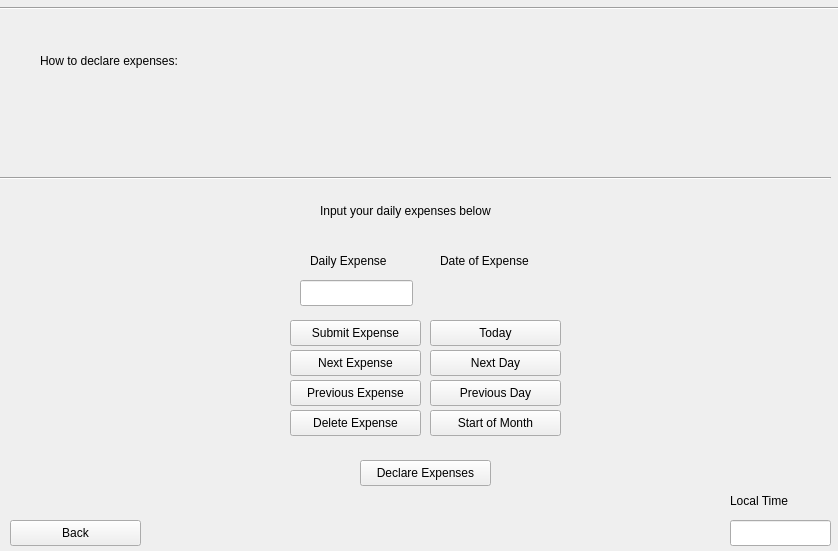
Qt form src/ui/expensewindow.ui (Mihael0/finance_manager_qt) before a commit.
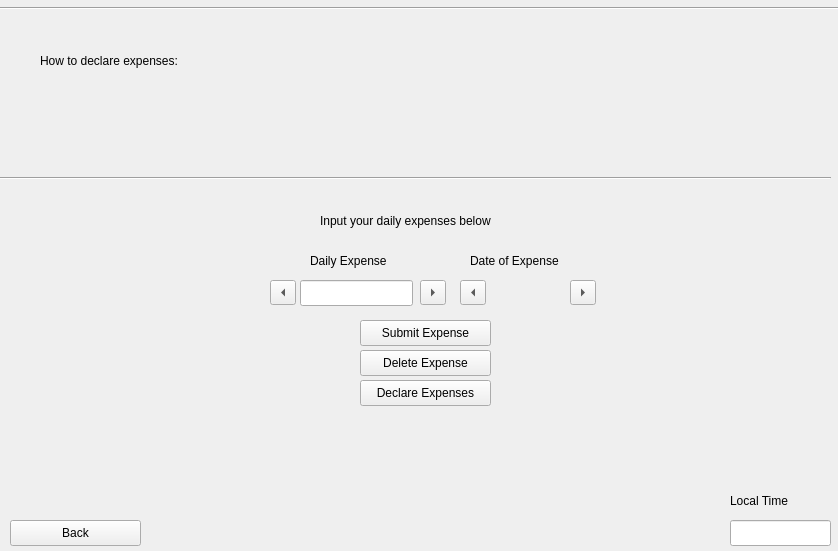
The same form after that commit.

Commit message: Added the nextExpense and previousExpense functionality

Diff of the .ui file:
```diff
--- a/src/ui/expensewindow.ui
+++ b/src/ui/expensewindow.ui
@@ -19,7 +19,7 @@
   <widget class="QLabel" name="label_5">
    <property name="geometry">
     <rect>
-     <x>440</x>
+     <x>470</x>
      <y>240</y>
      <width>111</width>
      <height>41</height>
@@ -29,19 +29,6 @@
     <string>Date of Expense</string>
    </property>
   </widget>
-  <widget class="QPushButton" name="nextDay">
-   <property name="geometry">
-    <rect>
-     <x>430</x>
-     <y>350</y>
-     <width>131</width>
-     <height>26</height>
-    </rect>
-   </property>
-   <property name="text">
-    <string>Next Day</string>
-   </property>
-  </widget>
   <widget class="QLineEdit" name="currentMonth">
    <property name="geometry">
     <rect>
@@ -55,19 +42,6 @@
     <bool>true</bool>
    </property>
   </widget>
-  <widget class="QPushButton" name="previousDay">
-   <property name="geometry">
-    <rect>
-     <x>430</x>
-     <y>380</y>
-     <width>131</width>
-     <height>26</height>
-    </rect>
-   </property>
-   <property name="text">
-    <string>Previous Day</string>
-   </property>
-  </widget>
   <widget class="QLabel" name="label_8">
    <property name="geometry">
     <rect>
@@ -95,7 +69,7 @@
    <property name="geometry">
     <rect>
      <x>320</x>
-     <y>190</y>
+     <y>200</y>
      <width>221</width>
      <height>41</height>
     </rect>
@@ -130,36 +104,10 @@
     <string>Back</string>
    </property>
   </widget>
-  <widget class="QPushButton" name="setToToday">
-   <property name="geometry">
-    <rect>
-     <x>430</x>
-     <y>320</y>
-     <width>131</width>
-     <height>26</height>
-    </rect>
-   </property>
-   <property name="text">
-    <string>Today</string>
-   </property>
-  </widget>
-  <widget class="QPushButton" name="setToStartOfMonth">
-   <property name="geometry">
-    <rect>
-     <x>430</x>
-     <y>410</y>
-     <width>131</width>
-     <height>26</height>
-    </rect>
-   </property>
-   <property name="text">
-    <string>Start of Month</string>
-   </property>
-  </widget>
   <widget class="QPushButton" name="submitExpense">
    <property name="geometry">
     <rect>
-     <x>290</x>
+     <x>360</x>
      <y>320</y>
      <width>131</width>
      <height>26</height>
@@ -172,8 +120,8 @@
   <widget class="QPushButton" name="deleteExpense">
    <property name="geometry">
     <rect>
-     <x>290</x>
-     <y>410</y>
+     <x>360</x>
+     <y>350</y>
      <width>131</width>
      <height>26</height>
     </rect>
@@ -182,37 +130,11 @@
     <string>Delete Expense</string>
    </property>
   </widget>
-  <widget class="QPushButton" name="previousExpense">
-   <property name="geometry">
-    <rect>
-     <x>290</x>
-     <y>380</y>
-     <width>131</width>
-     <height>26</height>
-    </rect>
-   </property>
-   <property name="text">
-    <string>Previous Expense</string>
-   </property>
-  </widget>
-  <widget class="QPushButton" name="nextExpense">
-   <property name="geometry">
-    <rect>
-     <x>290</x>
-     <y>350</y>
-     <width>131</width>
-     <height>26</height>
-    </rect>
-   </property>
-   <property name="text">
-    <string>Next Expense</string>
-   </property>
-  </widget>
   <widget class="QPushButton" name="backBtn_2">
    <property name="geometry">
     <rect>
      <x>360</x>
-     <y>460</y>
+     <y>380</y>
      <width>131</width>
      <height>26</height>
     </rect>
@@ -276,16 +198,80 @@
   <widget class="QLabel" name="dateOfExpense">
    <property name="geometry">
     <rect>
-     <x>440</x>
-     <y>270</y>
-     <width>111</width>
-     <height>41</height>
+     <x>490</x>
+     <y>280</y>
+     <width>81</width>
+     <height>21</height>
     </rect>
    </property>
    <property name="text">
     <string/>
    </property>
   </widget>
+  <widget class="QToolButton" name="previousExpense">
+   <property name="geometry">
+    <rect>
+     <x>270</x>
+     <y>280</y>
+     <width>26</width>
+     <height>25</height>
+    </rect>
+   </property>
+   <property name="text">
+    <string/>
+   </property>
+   <property name="arrowType">
+    <enum>Qt::ArrowType::LeftArrow</enum>
+   </property>
+  </widget>
+  <widget class="QToolButton" name="nextExpense">
+   <property name="geometry">
+    <rect>
+     <x>420</x>
+     <y>280</y>
+     <width>26</width>
+     <height>25</height>
+    </rect>
+   </property>
+   <property name="text">
+    <string/>
+   </property>
+   <property name="arrowType">
+    <enum>Qt::ArrowType::RightArrow</enum>
+   </property>
+  </widget>
+  <widget class="QToolButton" name="nextDay">
+   <property name="geometry">
+    <rect>
+     <x>570</x>
+     <y>280</y>
+     <width>26</width>
+     <height>25</height>
+    </rect>
+   </property>
+   <property name="text">
+    <string/>
+   </property>
+   <property name="arrowType">
+    <enum>Qt::ArrowType::RightArrow</enum>
+   </property>
+  </widget>
+  <widget class="QToolButton" name="previousDay">
+   <property name="geometry">
+    <rect>
+     <x>460</x>
+     <y>280</y>
+     <width>26</width>
+     <height>25</height>
+    </rect>
+   </property>
+   <property name="text">
+    <string/>
+   </property>
+   <property name="arrowType">
+    <enum>Qt::ArrowType::LeftArrow</enum>
+   </property>
+  </widget>
  </widget>
  <resources/>
  <connections/>
```
The commit also changes 2 other files.
